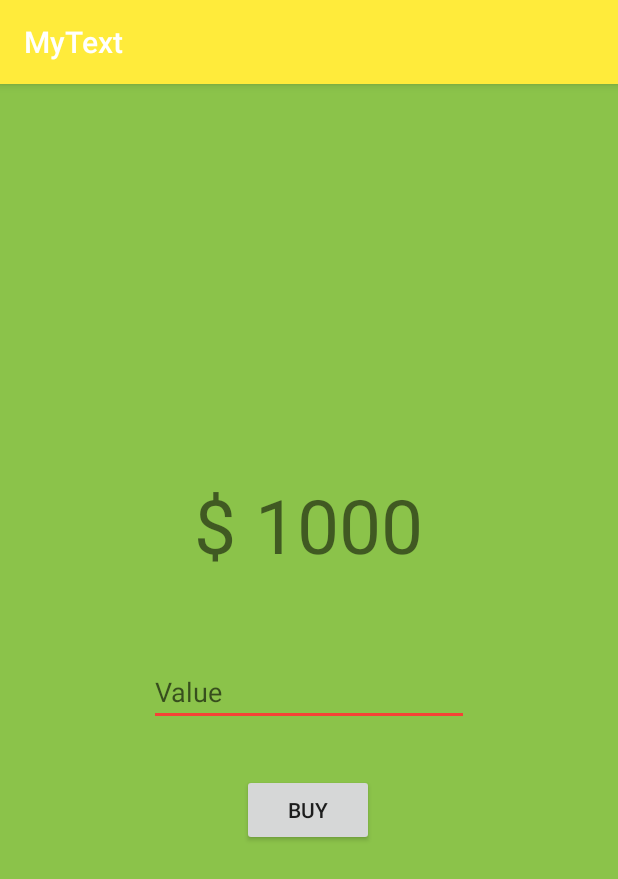
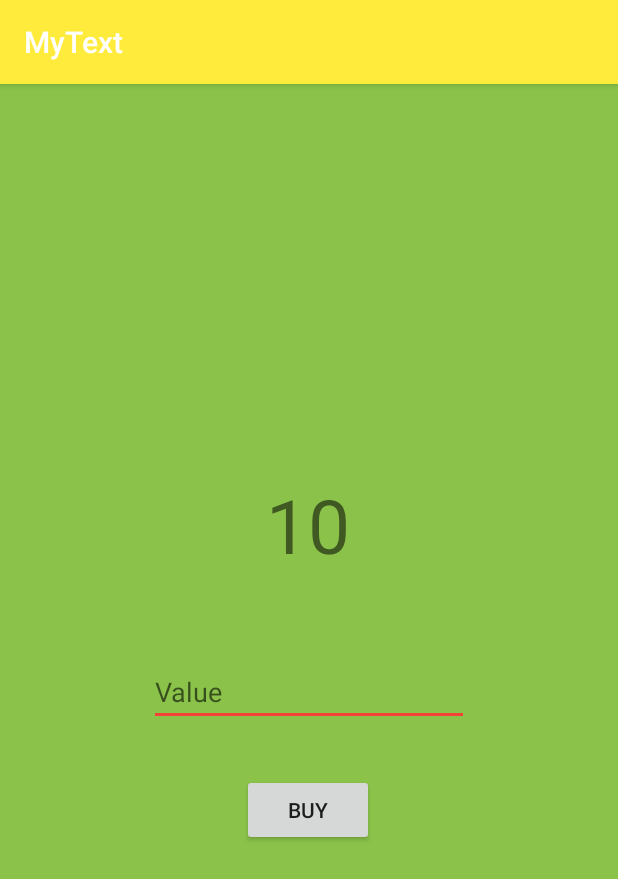
Before and after one commit to PauloFuno/ColorLogics, an Android app: the screen it shows after launch (MainActivity), after a tap on "BUY", on a phone screen of 412 x 824 dp. Shown: the top 879 px of the screen. Run offline under Robolectric (Android 15) with nearby library versions, the phone set to English and light mode, and no system bars; 1 statement that could not run was skipped.

Commit message:
% working

```diff
--- a/app/src/main/java/android/p/com/mytext/MainActivity.java
+++ b/app/src/main/java/android/p/com/mytext/MainActivity.java
@@ -1,11 +1,13 @@
 package android.p.com.mytext;
 
+import android.content.Intent;
 import android.support.v7.app.AppCompatActivity;
 import android.os.Bundle;
 import android.view.View;
 import android.widget.Button;
 import android.widget.EditText;
 import android.widget.ImageView;
+import android.widget.TextView;
 import android.widget.Toast;
 
 public class MainActivity extends AppCompatActivity {
@@ -13,12 +15,18 @@ public class MainActivity extends AppCompatActivity {
     private Button mDick;
     private ImageView mImageView;
     private EditText mValueInput;
+    private TextView mTotal;
 
     @Override
     protected void onCreate(Bundle savedInstanceState) {
         super.onCreate(savedInstanceState);
         setContentView(R.layout.activity_main);
+
+
         onButton();
+
+
+
 
 
     }
@@ -35,6 +43,16 @@ public class MainActivity extends AppCompatActivity {
         mDick.setOnClickListener(new View.OnClickListener() {
             @Override
             public void onClick(View v) {
+                mTotal = (TextView) findViewById(R.id.value_total);
+                String mTotalString = mTotal.getText().toString();
+                int mTotalInt = Integer.parseInt(mTotalString);
+
+                int goodX = mTotalInt * 50;
+                int good = goodX / 100;
+
+                int okX = mTotalInt * 70;
+                int ok = okX / 100;
+
                 mImageView = (ImageView) findViewById(R.id.image_bg);
                 getValue();
                 String stringInput = mValueInput.getText().toString();
@@ -42,12 +60,12 @@ public class MainActivity extends AppCompatActivity {
                 result = intInput + result;
 
 
-                if (result >= 700) {
+                if (result >= ok) {
 
                     int colorAccent = getResources().getColor(R.color.colorAccent);
                     mImageView.setBackgroundColor(colorAccent);
 
-                } else if (result >= 500 && result < 700) {
+                } else if (result >= good && result < ok) {
 
                     int colorPrimary = getResources().getColor(R.color.colorPrimary);
                     mImageView.setBackgroundColor(colorPrimary);
--- a/app/src/main/res/layout/activity_main.xml
+++ b/app/src/main/res/layout/activity_main.xml
@@ -16,9 +16,10 @@
         tools:layout_editor_absoluteY="0dp" />
 
     <TextView
+        android:id="@+id/value_total"
         android:layout_width="wrap_content"
         android:layout_height="wrap_content"
-        android:text="$ 1000"
+        android:text="10"
         android:textSize="50dp"
         app:layout_constraintBottom_toBottomOf="parent"
         app:layout_constraintHorizontal_bias="0.498"
```
